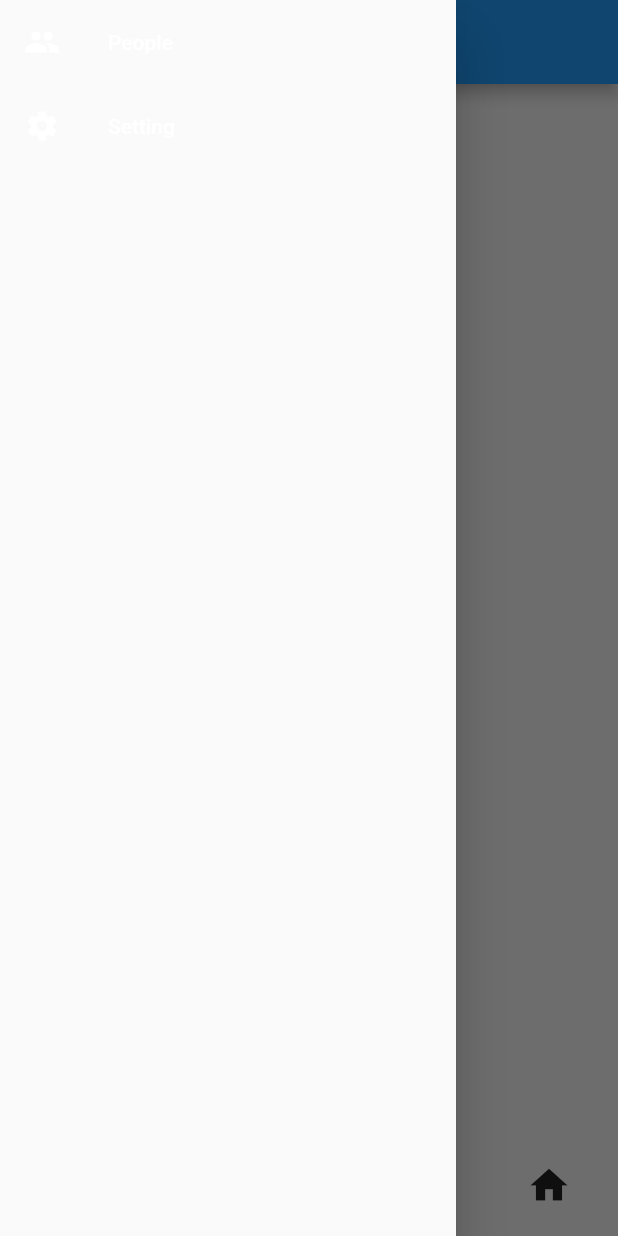
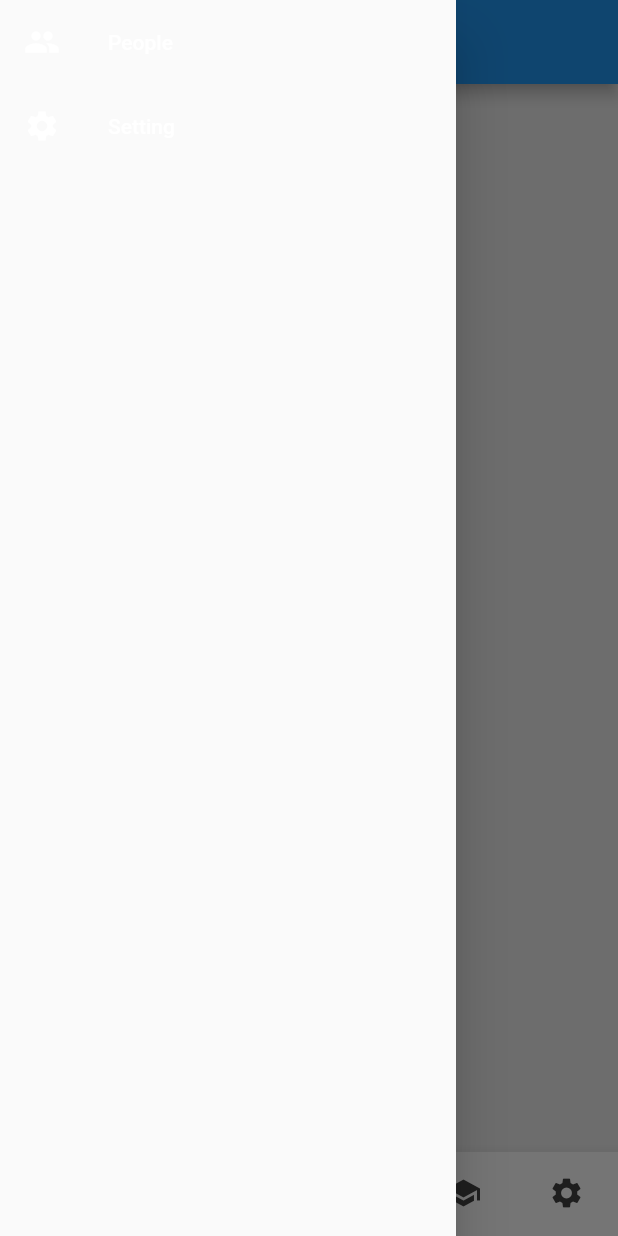
Before and after one commit to nightlan1015297/collegenius, a Flutter app: the screen it shows after launch, with the side drawer open, on a phone screen of 412 x 824 dp. Run offline on Flutter 3.47's test engine with Material 2 defaults, Android fonts, the phone set to English and light mode, and no system bars; our stand-ins replace bloc, equatable, flutter_bloc.

Commit message:
add bottom navigation bar

```diff
--- a/lib/ui/pages/main_scaffold/MainScaffold.dart
+++ b/lib/ui/pages/main_scaffold/MainScaffold.dart
@@ -1,4 +1,7 @@
 import 'package:flutter/material.dart';
+import 'package:flutter_bloc/flutter_bloc.dart';
+
+import 'package:collegenius/logic/cubit/bottomnav_cubit.dart';
 
 import 'drawer_tile_widget.dart';
 import 'navigation_drawer_widget.dart';
@@ -14,8 +17,12 @@ class MainScaffold extends StatelessWidget {
 
   @override
   Widget build(BuildContext context) {
+    final _theme = Theme.of(context);
     return Scaffold(
-      appBar: AppBar(title: Text(title)),
+        appBar: AppBar(
+          title: Text(title),
+          iconTheme: _theme.iconTheme,
+        ),
         drawer: NavigationDrawer(
           tiles: [
             DrawerTile(
@@ -31,65 +38,51 @@ class MainScaffold extends StatelessWidget {
           ],
         ),
         body: body,
-      bottomNavigationBar: Row(
-          mainAxisAlignment: MainAxisAlignment.spaceEvenly,
-          children: <Widget>[
-            Container(
-              margin: EdgeInsets.symmetric(),
-              padding: EdgeInsets.all(10),
-              child: IconButton(
-                icon: Icon(
-                  Icons.home_outlined,
-                  size: 30,
+        bottomNavigationBar: Builder(
+          builder: (context) {
+            final _bottomnavState = context.watch<BottomnavCubit>().state;
+
+            return BottomNavigationBar(
+              type: BottomNavigationBarType.fixed,
+              currentIndex: _bottomnavState.index,
+              backgroundColor: _theme.backgroundColor,
+              unselectedIconTheme: _theme.iconTheme,
+              selectedIconTheme: IconThemeData(color: Colors.blue),
+              selectedFontSize: 12,
+              showSelectedLabels: false,
+              showUnselectedLabels: false,
+              onTap: (index) {
+                context.read<BottomnavCubit>().changeIndex(index);
+              },
+              items: const <BottomNavigationBarItem>[
+                BottomNavigationBarItem(
+                  icon: Icon(Icons.home_outlined),
+                  activeIcon: Icon(Icons.home),
+                  label: "Home",
                 ),
-                onPressed: () {},
+                BottomNavigationBarItem(
+                  icon: Icon(Icons.home),
+                  label: "asd",
                 ),
+                BottomNavigationBarItem(
+                  icon: Icon(Icons.home),
+                  label: "asd",
                 ),
-            Container(
-              margin: EdgeInsets.symmetric(),
-              padding: EdgeInsets.all(10),
-              child: IconButton(
-                icon: Icon(
-                  Icons.directions_bus_outlined,
-                  size: 30,
+                BottomNavigationBarItem(
+                  icon: Icon(Icons.business),
+                  label: "asd",
                 ),
-                onPressed: () {},
+                BottomNavigationBarItem(
+                  icon: Icon(Icons.school),
+                  label: "asd",
                 ),
+                BottomNavigationBarItem(
+                  icon: Icon(Icons.settings),
+                  label: "asd",
                 ),
-            Container(
-              margin: EdgeInsets.symmetric(),
-              padding: EdgeInsets.all(10),
-              child: IconButton(
-                icon: Icon(
-                  Icons.event_note_outlined,
-                  size: 30,
-                ),
-                onPressed: () {},
-              ),
-            ),
-            Container(
-              margin: EdgeInsets.symmetric(),
-              padding: EdgeInsets.all(10),
-              child: IconButton(
-                icon: Icon(
-                  Icons.home,
-                  size: 30,
-                ),
-                onPressed: () {},
-              ),
-            ),
-            Container(
-              margin: EdgeInsets.symmetric(),
-              padding: EdgeInsets.all(10),
-              child: IconButton(
-                icon: Icon(
-                  Icons.home,
-                  size: 30,
-                ),
-                onPressed: () {},
-              ),
-            ),
-          ]),
+              ],
             );
+          },
+        ));
   }
 }
```
Lines whose indentation alone changed are shown as unchanged.
